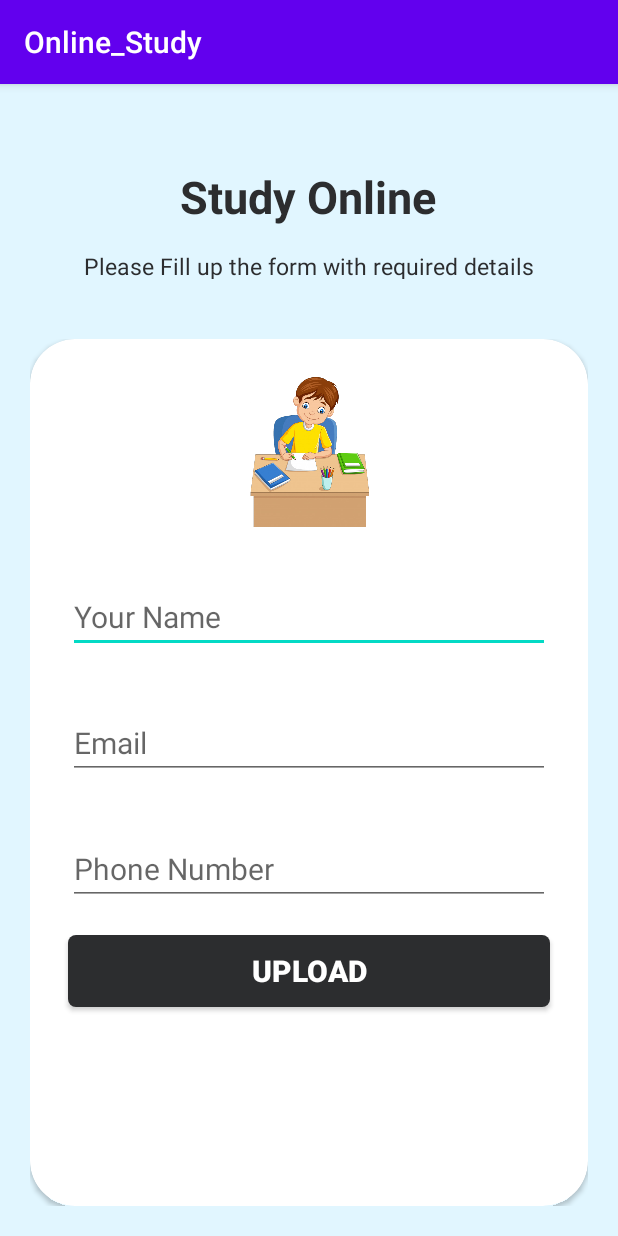
After one commit to sammitpal/online_study, an Android app: the Complete_Profile screen opened directly, with no data from a screen before it, on a phone screen of 412 x 824 dp. The commit adds this screen. Run offline under Robolectric (Android 15) with nearby library versions, the phone set to English and light mode, and no system bars; our stand-ins replace Firebase (no records; nobody signed in at launch, a user with empty details on screens opened directly).

Commit message:
online study

```diff
--- a/app/build.gradle
+++ b/app/build.gradle
@@ -29,8 +29,11 @@ dependencies {
     implementation 'androidx.constraintlayout:constraintlayout:2.0.0'
     implementation 'androidx.cardview:cardview:1.0.0'
     implementation 'com.google.firebase:firebase-auth:16.0.5'
+    implementation 'com.google.firebase:firebase-database:16.0.4'
+    implementation 'com.google.firebase:firebase-storage:16.0.4'
     testImplementation 'junit:junit:4.12'
     androidTestImplementation 'androidx.test.ext:junit:1.1.1'
+    implementation 'com.squareup.picasso:picasso:2.71828'
     androidTestImplementation 'androidx.test.espresso:espresso-core:3.2.0'
 
 }
--- a/app/src/main/AndroidManifest.xml
+++ b/app/src/main/AndroidManifest.xml
@@ -12,7 +12,9 @@
         android:supportsRtl="true"
         android:theme="@style/AppTheme"
         android:usesCleartextTraffic="true">
-        <activity android:name=".about"></activity>
+        <activity android:name=".Profile"></activity>
+        <activity android:name=".Complete_Profile" />
+        <activity android:name=".about" />
         <activity
             android:name=".PDFview"
             android:theme="@style/Theme.AppCompat.Light.NoActionBar" />
--- /dev/null
+++ b/app/src/main/java/com/example/online_study/Complete_Profile.java
@@ -0,0 +1,111 @@
+package com.example.online_study;
+
+import androidx.annotation.NonNull;
+import androidx.annotation.Nullable;
+import androidx.appcompat.app.AppCompatActivity;
+
+import android.content.Intent;
+import android.graphics.Bitmap;
+import android.net.Uri;
+import android.os.Bundle;
+import android.provider.MediaStore;
+import android.view.View;
+import android.widget.Button;
+import android.widget.EditText;
+import android.widget.ImageView;
+import android.widget.Toast;
+
+import com.google.android.gms.tasks.OnFailureListener;
+import com.google.android.gms.tasks.OnSuccessListener;
+import com.google.firebase.auth.FirebaseAuth;
+import com.google.firebase.database.DatabaseReference;
+import com.google.firebase.database.FirebaseDatabase;
+import com.google.firebase.storage.FirebaseStorage;
+import com.google.firebase.storage.StorageReference;
+import com.google.firebase.storage.UploadTask;
+
+import java.io.IOException;
+
+public class Complete_Profile extends AppCompatActivity {
+
+    EditText username,useremail,userphone;
+    ImageView uploadImage;
+    FirebaseDatabase mData;
+    DatabaseReference mRef;
+    FirebaseAuth mAuth;
+    Button upload;
+    FirebaseStorage firebaseStorage;
+    StorageReference storageReference;
+    Uri imagePath;
+    @Override
+    protected void onActivityResult(int requestCode, int resultCode, @Nullable Intent data) {
+        if(requestCode==123 && resultCode == RESULT_OK && data.getData()!=null)
+        {
+            imagePath = data.getData();
+            try {
+                Bitmap bitmap = MediaStore.Images.Media.getBitmap(getContentResolver(),imagePath);
+                uploadImage.setImageBitmap(bitmap);
+            } catch (IOException e) {
+                e.printStackTrace();
+            }
+        }
+        super.onActivityResult(requestCode, resultCode, data);
+    }
+
+    @Override
+    protected void onCreate(Bundle savedInstanceState) {
+        super.onCreate(savedInstanceState);
+        setContentView(R.layout.activity_complete__profile);
+
+        username = (EditText) findViewById(R.id.username);
+        useremail = (EditText) findViewById(R.id.useremail);
+        userphone = (EditText) findViewById(R.id.phone);
+        upload = (Button) findViewById(R.id.upload);
+        uploadImage = (ImageView) findViewById(R.id.uimage);
+
+        mAuth = FirebaseAuth.getInstance();
+        mData = FirebaseDatabase.getInstance();
+        mRef = mData.getReference();
+        firebaseStorage = FirebaseStorage.getInstance();
+        storageReference = firebaseStorage.getReference();
+
+        uploadImage.setOnClickListener(new View.OnClickListener() {
+            @Override
+            public void onClick(View view) {
+                Intent intent = new Intent();
+                intent.setType("image/*");
+                intent.setAction(Intent.ACTION_GET_CONTENT);
+                startActivityForResult(Intent.createChooser(intent,"Select Image"),123);
+            }
+        });
+
+
+        upload.setOnClickListener(new View.OnClickListener() {
+            @Override
+            public void onClick(View view) {
+                if(useremail.getText().length()!=0 && username.getText().length()!=0 && userphone.getText().length()!=0)
+                {
+                    StorageReference imageRef = storageReference.child(mAuth.getUid());
+                    UploadTask uploadTask = imageRef.putFile(imagePath);
+                    uploadTask.addOnFailureListener(new OnFailureListener() {
+                        @Override
+                        public void onFailure(@NonNull Exception e) {
+                            Toast.makeText(Complete_Profile.this, "Upload Failed", Toast.LENGTH_LONG).show();
+                        }
+                    });
+                    UserProfile userProfile = new UserProfile(username.getText().toString(),useremail.getText().toString(),userphone.getText().toString());
+                    mRef.child(mAuth.getUid()).setValue(userProfile);
+                    Toast.makeText(Complete_Profile.this, "Uploaded Successfully", Toast.LENGTH_LONG).show();
+                    Intent intent = new Intent(Complete_Profile.this, Login.class);
+                    startActivity(intent);
+                    finish();
+                }
+                else
+                {
+                    Toast.makeText(Complete_Profile.this, "One or More Field is empty", Toast.LENGTH_LONG).show();
+                }
+            }
+        });
+
+    }
+}
--- a/app/src/main/java/com/example/online_study/Create.java
+++ b/app/src/main/java/com/example/online_study/Create.java
@@ -84,7 +84,7 @@ public class Create extends AppCompatActivity {
                     {
                         Toast.makeText(Create.this,"Verification Mail sent",Toast.LENGTH_LONG).show();
                         Toast.makeText(Create.this,"Account Created Successfully",Toast.LENGTH_LONG).show();
-                        Intent intent = new Intent(Create.this,Login.class);
+                        Intent intent = new Intent(Create.this,Complete_Profile.class);
                         startActivity(intent);
                         finish();
                     }
--- a/app/src/main/java/com/example/online_study/Home.java
+++ b/app/src/main/java/com/example/online_study/Home.java
@@ -54,6 +54,10 @@ public class Home extends AppCompatActivity {
             case R.id.about:    Intent intent1 = new Intent(Home.this, about.class);
                                 startActivity(intent1);
                                 break;
+
+            case R.id.profile: Intent intent2 = new Intent(Home.this,Profile.class);
+                               startActivity(intent2);
+                               break;
         }
         return super.onOptionsItemSelected(item);
     }
--- /dev/null
+++ b/app/src/main/res/layout/activity_complete__profile.xml
@@ -0,0 +1,119 @@
+<?xml version="1.0" encoding="utf-8"?>
+<LinearLayout xmlns:android="http://schemas.android.com/apk/res/android"
+    xmlns:app="http://schemas.android.com/apk/res-auto"
+    xmlns:tools="http://schemas.android.com/tools"
+    android:layout_width="match_parent"
+    android:layout_height="match_parent"
+    tools:context=".Complete_Profile"
+    android:orientation="vertical"
+    android:background="#e1f6ff">
+
+    <RelativeLayout
+        android:layout_width="match_parent"
+        android:layout_height="150dp"
+        android:padding="20dp"
+        android:background="#e1f6ff">
+
+        <TextView
+            android:id="@+id/yp"
+            android:layout_width="match_parent"
+            android:layout_height="wrap_content"
+            android:layout_centerInParent="true"
+            android:layout_marginLeft="15dp"
+            android:gravity="center"
+            android:text="Study Online"
+            android:textColor="#2c2d2f"
+            android:textSize="30dp"
+            android:textStyle="bold" />
+        <TextView
+            android:layout_width="match_parent"
+            android:layout_height="wrap_content"
+            android:text="Please Fill up the form with required details"
+            android:textSize="15dp"
+            android:textColor="#2c2d2f"
+            android:gravity="center"
+            android:layout_marginTop="15dp"
+            android:layout_below="@+id/yp"
+            android:layout_centerInParent="true"
+            android:layout_marginLeft="15dp"/>
+    </RelativeLayout>
+
+    <LinearLayout
+        android:layout_height="match_parent"
+        android:layout_width="match_parent"
+        android:padding="20dp">
+
+        <androidx.cardview.widget.CardView
+            android:id="@+id/loginpage"
+            android:layout_height="match_parent"
+            android:layout_width="match_parent"
+            android:elevation="15dp"
+            app:cardCornerRadius="30dp">
+            <RelativeLayout
+                android:layout_height="match_parent"
+                android:layout_width="match_parent"
+                android:padding="5dp">
+                <ImageView
+                    android:id="@+id/uimage"
+                    android:layout_width="100dp"
+                    android:layout_height="100dp"
+                    android:layout_marginTop="20dp"
+                    android:src="@drawable/study"
+                    android:layout_centerHorizontal="true"/>
+
+                <EditText
+                    android:id="@+id/username"
+                    android:layout_width="match_parent"
+                    android:layout_height="wrap_content"
+                    android:layout_below="@+id/uimage"
+                    android:layout_marginLeft="20dp"
+                    android:layout_marginTop="36dp"
+                    android:layout_marginRight="20dp"
+                    android:hint="Your Name"
+                    android:inputType="textPersonName"
+                    android:textColor="#2c2d2f"
+                    android:textSize="20dp" />
+
+                <EditText
+                    android:id="@+id/useremail"
+                    android:layout_width="match_parent"
+                    android:layout_height="wrap_content"
+                    android:layout_below="@+id/username"
+                    android:layout_marginLeft="20dp"
+                    android:layout_marginTop="36dp"
+                    android:layout_marginRight="20dp"
+                    android:hint="Email"
+                    android:inputType="textEmailAddress"
+                    android:textColor="#2c2d2f"
+                    android:textSize="20dp" />
+
+                <EditText
+                    android:id="@+id/phone"
+                    android:layout_width="match_parent"
+                    android:layout_height="wrap_content"
+                    android:layout_below="@+id/useremail"
+                    android:layout_marginLeft="20dp"
+                    android:layout_marginTop="36dp"
+                    android:layout_marginRight="20dp"
+                    android:hint="Phone Number"
+                    android:inputType="phone"
+                    android:textColor="#2c2d2f"
+                    android:textSize="20dp" />
+
+                <Button
+                    android:id="@+id/upload"
+                    android:layout_width="match_parent"
+                    android:layout_height="wrap_content"
+                    android:layout_margin="20dp"
+                    android:text="Upload"
+                    android:textColor="#fff"
+                    android:textStyle="bold"
+                    android:textSize="20dp"
+                    android:layout_below="@+id/phone"
+                    android:background="@drawable/buttonback"/>
+            </RelativeLayout>
+
+        </androidx.cardview.widget.CardView>
+    </LinearLayout>
+
+</LinearLayout>
--- a/app/src/main/res/layout/activity_create.xml
+++ b/app/src/main/res/layout/activity_create.xml
@@ -99,6 +99,7 @@
                 android:inputType="textEmailAddress"
                 android:textColor="#2c2d2f"
                 android:padding="15dp"
+                android:hint="Email"
                 android:drawableLeft="@drawable/ic_baseline_email_24"
                 android:drawablePadding="15dp"/>
 
@@ -109,6 +110,7 @@
                 android:inputType="textPassword"
                 android:textColor="#2c2d2f"
                 android:padding="15dp"
+                android:hint="Password"
                 android:drawableLeft="@drawable/ic_baseline_lock_24"
                 android:drawablePadding="15dp"/>
 
@@ -120,6 +122,7 @@
                 android:inputType="textPassword"
                 android:textColor="#2c2d2f"
                 android:padding="15dp"
+                android:hint="Confirm Password"
                 android:drawableLeft="@drawable/ic_baseline_lock_24"
                 android:drawablePadding="15dp"/>
 
--- a/app/src/main/res/layout/activity_login.xml
+++ b/app/src/main/res/layout/activity_login.xml
@@ -101,6 +101,7 @@
                 android:inputType="textEmailAddress"
                 android:textColor="#2c2d2f"
                 android:padding="15dp"
+                android:hint="Email"
                 android:drawableLeft="@drawable/ic_baseline_email_24"
                 android:drawablePadding="15dp"/>
 
@@ -112,6 +113,7 @@
                 android:inputType="textPassword"
                 android:textColor="#2c2d2f"
                 android:padding="15dp"
+                android:hint="Password"
                 android:drawableLeft="@drawable/ic_baseline_lock_24"
                 android:drawablePadding="15dp"/>
 
```
Also changed, not shown: app/src/main/java/com/example/online_study/UserProfile.java (added, +39 -0 lines), app/src/main/res/layout/activity_profile.xml (added, +92 -0 lines).
